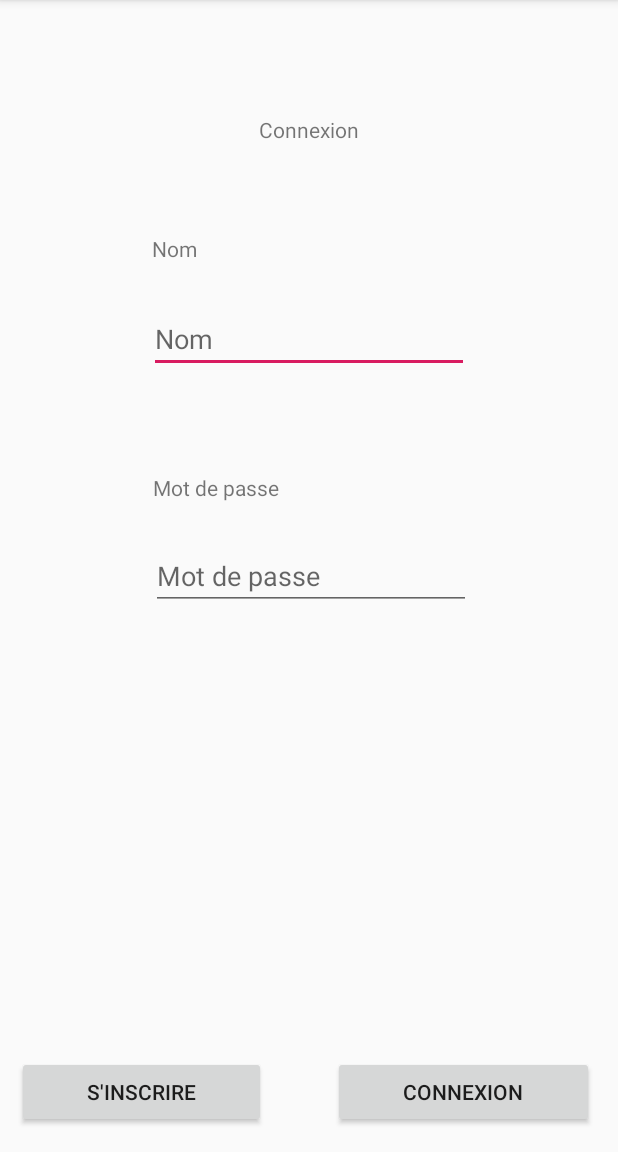
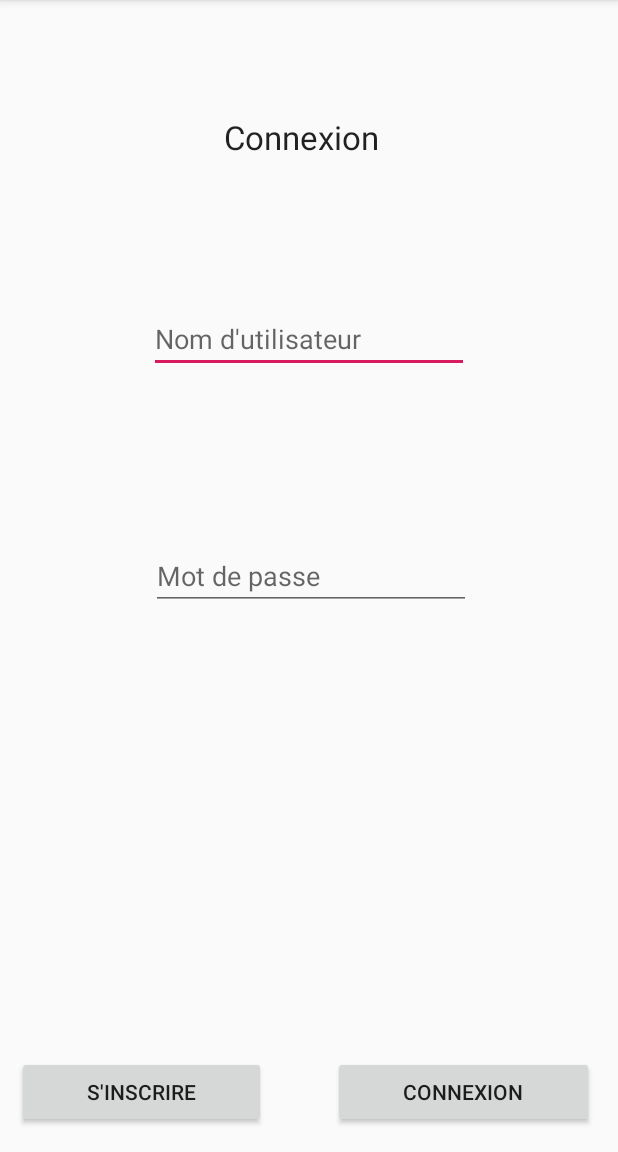
Before and after one commit to FarahonKhwaja/eBay-2.0, an Android app: the screen it shows after launch (LoginActivity), on a phone screen of 412 x 824 dp, the part 84-1236 px from its top. Run offline under Robolectric (Android 15) with nearby library versions, the phone set to English and light mode, and no system bars; our stand-ins replace Volley.

Commit message:
LoginActivity : - mise en place de la communication serveur - Suppression des champs d'indication redondants -  Précision des champs d'indication

```diff
--- a/iBAE/app/src/main/res/layout/activity_login.xml
+++ b/iBAE/app/src/main/res/layout/activity_login.xml
@@ -44,7 +44,7 @@
         android:layout_marginTop="49dp"
         android:layout_marginBottom="68dp"
         android:text="@string/login_connexion"
-        android:textAlignment="center"
+        android:textAppearance="@android:style/TextAppearance.Material.Large"
         app:layout_constraintBottom_toTopOf="@+id/et_nom"
         app:layout_constraintEnd_toEndOf="parent"
         app:layout_constraintStart_toStartOf="parent"
@@ -68,7 +68,6 @@
         android:layout_marginStart="88dp"
         android:layout_marginTop="129dp"
         android:layout_marginEnd="267dp"
-        android:text="@string/login_name"
         app:layout_constraintBottom_toTopOf="@+id/et_nom"
         app:layout_constraintEnd_toEndOf="parent"
         app:layout_constraintStart_toStartOf="parent"
@@ -81,7 +80,6 @@
         android:layout_marginStart="87dp"
         android:layout_marginTop="20dp"
         android:layout_marginEnd="212dp"
-        android:text="@string/login_passwd"
         app:layout_constraintBottom_toTopOf="@+id/et_password"
         app:layout_constraintEnd_toEndOf="parent"
         app:layout_constraintStart_toStartOf="parent"
--- a/iBAE/app/src/main/res/values/strings.xml
+++ b/iBAE/app/src/main/res/values/strings.xml
@@ -11,7 +11,7 @@
     <string name="hello_blank_fragment">Hello blank fragment</string>
     <string name="login_register">S\'inscrire</string>
     <string name="login_connexion">Connexion</string>
-    <string name="login_name">Nom</string>
+    <string name="login_name">Nom d\'utilisateur</string>
     <string name="login_passwd">Mot de passe</string>
     <string name="home_welcome">Bienvenue</string>
     <string name="home_message">Qu\'est ce que vous avez bien envie d\'acheter aujourd\'hui ?</string>
```
Also changed, not shown: iBAE/app/src/main/java/fr/toulouse/miage/ibae/LoginActivity.java (+77 -5 lines).
